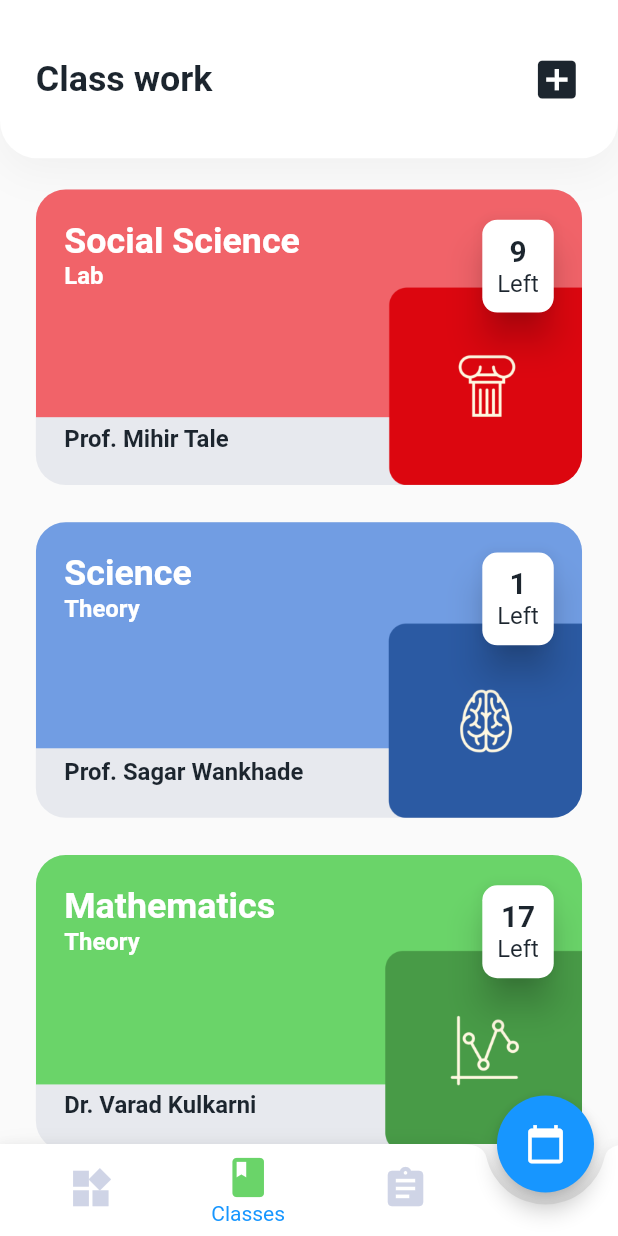
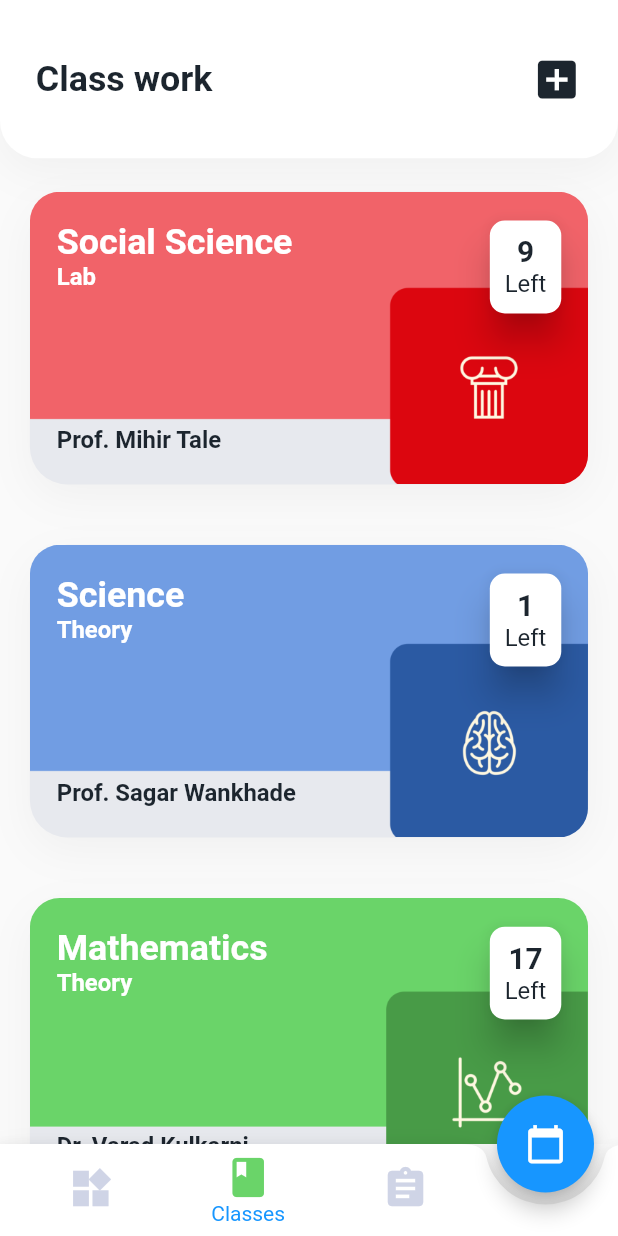
Before and after one commit to dscvitpune/school-app, a Flutter app: the screen it shows after launch, item 2 of the bottom bar chosen, on a phone screen of 412 x 824 dp. Run offline on Flutter 3.47's test engine with Material 2 defaults, Android fonts, the phone set to English and light mode, and no system bars; our stand-ins replace flutter_screenutil, flutter_svg, syncfusion_flutter_calendar, syncfusion_flutter_charts.

Commit message:
Course card is now responsive.

```diff
--- a/lib/screens/app/widgets/course_cards.dart
+++ b/lib/screens/app/widgets/course_cards.dart
@@ -15,18 +15,27 @@ Widget Course_Cards(
     onTap: () {
       print("Pressed: " + subject);
     },
-    child: Container(
     child: Column(
       children: [
         Padding(
-            padding: EdgeInsets.only(
-                top: 5.h, left: 20.w, right: 20.w, bottom: 10.h),
-            child: Card(
+          padding:
+              EdgeInsets.only(top: 10.h, left: 20.w, right: 20.w, bottom: 10.h),
+          child: Container(
+            decoration: BoxDecoration(
               color: dashboard_stats_background,
-              elevation: 0,
-              shadowColor: dashboard_active_blue_shadow,
-              shape: RoundedRectangleBorder(
-                  borderRadius: BorderRadius.circular(20.w)),
+              borderRadius: BorderRadius.vertical(
+                bottom: Radius.circular(25.w),
+                top: Radius.circular(25.w),
+              ),
+              boxShadow: [
+                BoxShadow(
+                  color: darkBlack.withOpacity(0.04),
+                  spreadRadius: 0,
+                  blurRadius: 24,
+                  offset: Offset(0, 8.h),
+                ),
+              ],
+            ),
             child: ClipRRect(
               borderRadius: BorderRadius.circular(20.w),
               child: Container(
@@ -41,23 +50,16 @@ Widget Course_Cards(
                 child: Column(
                   children: [
                     Padding(
-                        padding: EdgeInsets.all(5.w),
-                        child: Card(
-                          elevation: 0,
-                          shape: RoundedRectangleBorder(
-                              borderRadius: BorderRadius.circular(20.w)),
-                          color: transparent_overlay,
+                      padding: EdgeInsets.all(paddingS.ssp),
                       child: Padding(
                         padding: EdgeInsets.only(top: 10.h, left: 10.w),
                         child: Container(
                           height: 150.h,
                           child: Row(
-                                mainAxisAlignment:
-                                    MainAxisAlignment.spaceBetween,
+                            mainAxisAlignment: MainAxisAlignment.spaceBetween,
                             children: [
                               Column(
-                                    crossAxisAlignment:
-                                        CrossAxisAlignment.start,
+                                crossAxisAlignment: CrossAxisAlignment.start,
                                 children: [
                                   Text(
                                     subject,
@@ -104,15 +106,14 @@ Widget Course_Cards(
                         ),
                       ),
                     ),
-                      ),
                   ],
                 ),
               ),
             ),
           ),
         ),
+        SizedBox(height: spaceM.h),
       ],
-      ),
     ),
   );
 }
```
Lines whose indentation alone changed are shown as unchanged.
